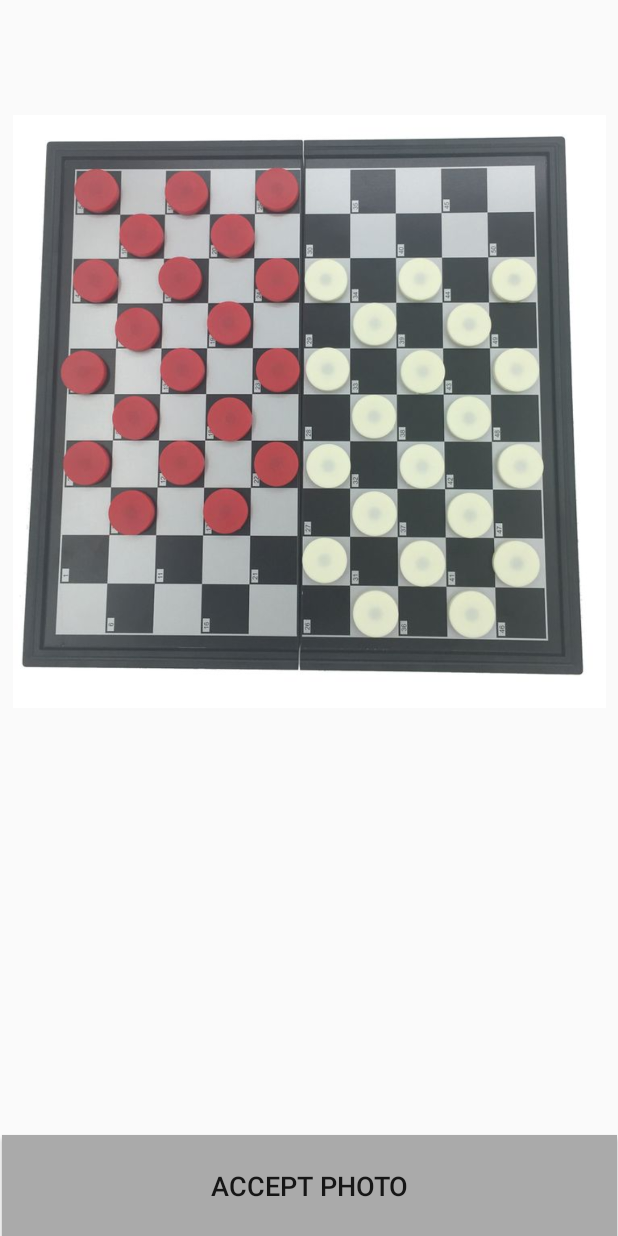
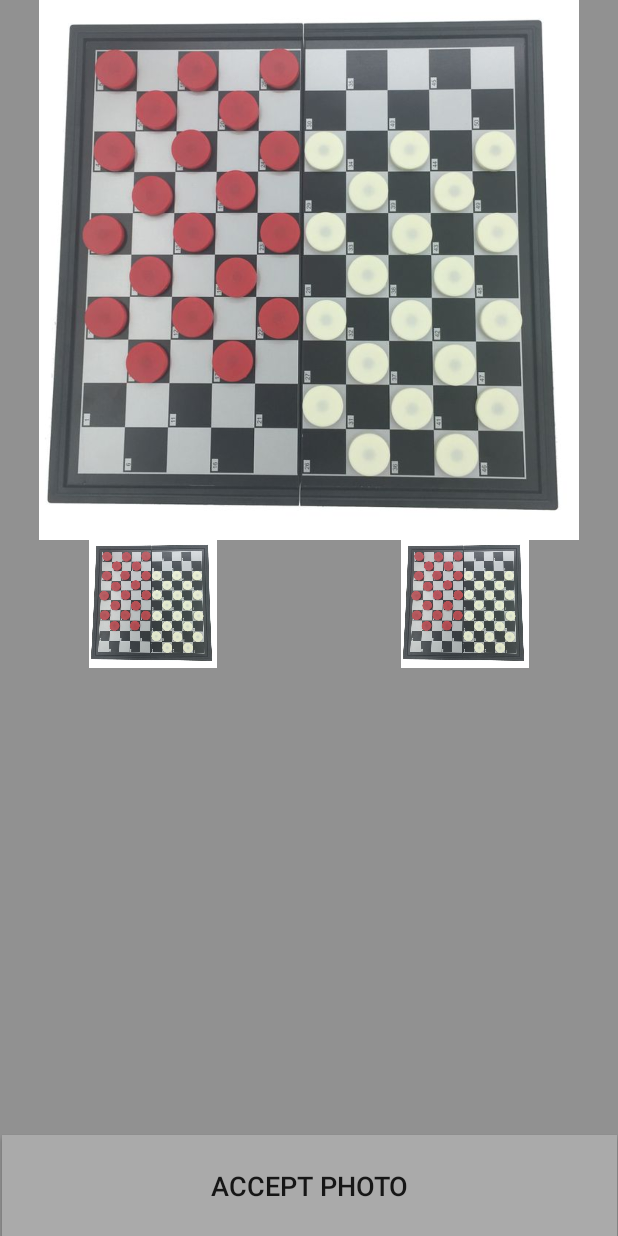
Before and after one commit to nathanpotolsky/AR51-SDD-2018, an Android app: the layout activity_photo_preview.xml on its own in the app's theme, with its tools: preview values and no code run, on a phone screen of 412 x 824 dp. Run offline under Robolectric (Android 15) with nearby library versions, the phone set to English and light mode, and no system bars.

Commit message:
Working on bringing together all components

```diff
--- a/app/src/main/java/com/example/nathan/myapplication/CheckersOptions1.java
+++ b/app/src/main/java/com/example/nathan/myapplication/CheckersOptions1.java
@@ -72,7 +72,7 @@ public class CheckersOptions1 extends AppCompatActivity {
         forwardButton.setOnClickListener(new View.OnClickListener(){
             @Override
             public void onClick(View v){
-                Intent optionIntent = new Intent(getApplicationContext(), ARPage.class);
+                Intent optionIntent = new Intent(getApplicationContext(), BoardDetectionActivity.class);
                 startActivity(optionIntent);
             }
         });
--- a/app/src/main/res/layout/activity_home_page.xml
+++ b/app/src/main/res/layout/activity_home_page.xml
@@ -37,8 +37,7 @@
         android:id="@+id/textView7"
         android:layout_width="wrap_content"
         android:layout_height="wrap_content"
-        android:layout_marginBottom="20dp"
-        android:layout_marginStart="25dp"
+        android:layout_marginStart="20dp"
         android:text="A Checkers Enhancement App"
         android:textSize="18sp"
         app:layout_constraintBottom_toTopOf="@+id/textView8"
--- a/app/src/main/res/layout/activity_photo_preview.xml
+++ b/app/src/main/res/layout/activity_photo_preview.xml
@@ -4,12 +4,35 @@
     xmlns:tools="http://schemas.android.com/tools"
     android:layout_width="match_parent"
     android:layout_height="match_parent"
+    android:background="#919191"
     tools:context=".PhotoPreview">
 
     <ImageView
         android:id="@+id/photoPreview"
-        android:layout_width="395dp"
-        android:layout_height="548dp"
+        android:layout_width="85dp"
+        android:layout_height="85dp"
+        android:layout_marginTop="360dp"
+        app:layout_constraintEnd_toEndOf="parent"
+        app:layout_constraintHorizontal_bias="0.818"
+        app:layout_constraintStart_toStartOf="parent"
+        app:layout_constraintTop_toTopOf="parent"
+        app:srcCompat="@drawable/board" />
+
+    <ImageView
+        android:id="@+id/team1"
+        android:layout_width="85dp"
+        android:layout_height="85dp"
+        android:layout_marginTop="360dp"
+        app:layout_constraintEnd_toEndOf="parent"
+        app:layout_constraintHorizontal_bias="0.181"
+        app:layout_constraintStart_toStartOf="parent"
+        app:layout_constraintTop_toTopOf="parent"
+        app:srcCompat="@drawable/board" />
+
+    <ImageView
+        android:id="@+id/photoPreview2"
+        android:layout_width="360dp"
+        android:layout_height="360dp"
         app:layout_constraintEnd_toEndOf="parent"
         app:layout_constraintStart_toStartOf="parent"
         app:layout_constraintTop_toTopOf="parent"
```
Also changed, not shown: app/src/main/java/com/example/nathan/myapplication/CheckerBoard.java (+18 -10 lines), app/src/main/java/com/example/nathan/myapplication/ColorSelection.java (+5 -5 lines).
